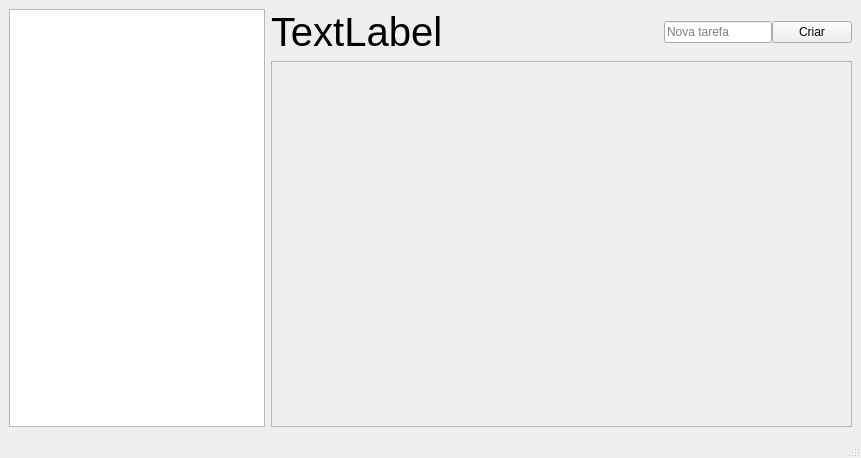
Qt form qt_uis/screens/raw_screens/TableScreen.ui (JoaoPedroMDP/PyKanban) before a commit.
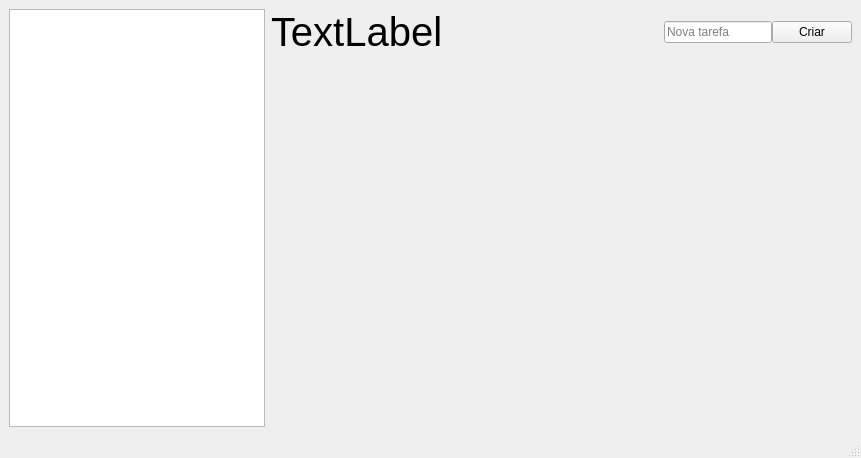
The same form after that commit.

Patch:
```diff
--- a/qt_uis/screens/raw_screens/TableScreen.ui
+++ b/qt_uis/screens/raw_screens/TableScreen.ui
@@ -112,10 +112,10 @@
            </sizepolicy>
           </property>
           <property name="frameShape">
-           <enum>QFrame::StyledPanel</enum>
+           <enum>QFrame::NoFrame</enum>
           </property>
           <property name="frameShadow">
-           <enum>QFrame::Raised</enum>
+           <enum>QFrame::Plain</enum>
           </property>
          </widget>
         </item>
```
